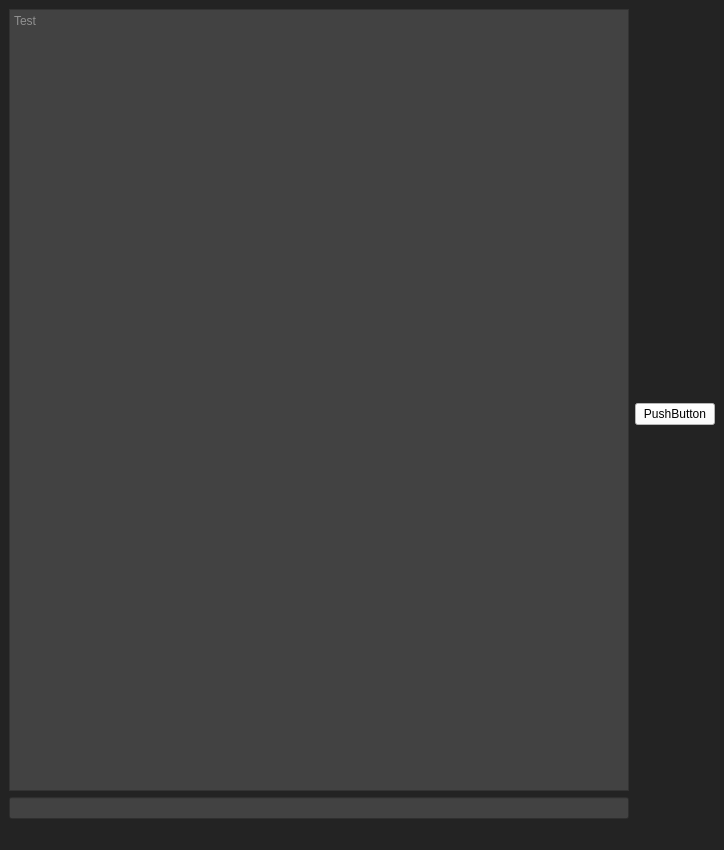
TMGilchrist/comp260-server, file Client/Forms/ClientMain.ui: the form before one commit.
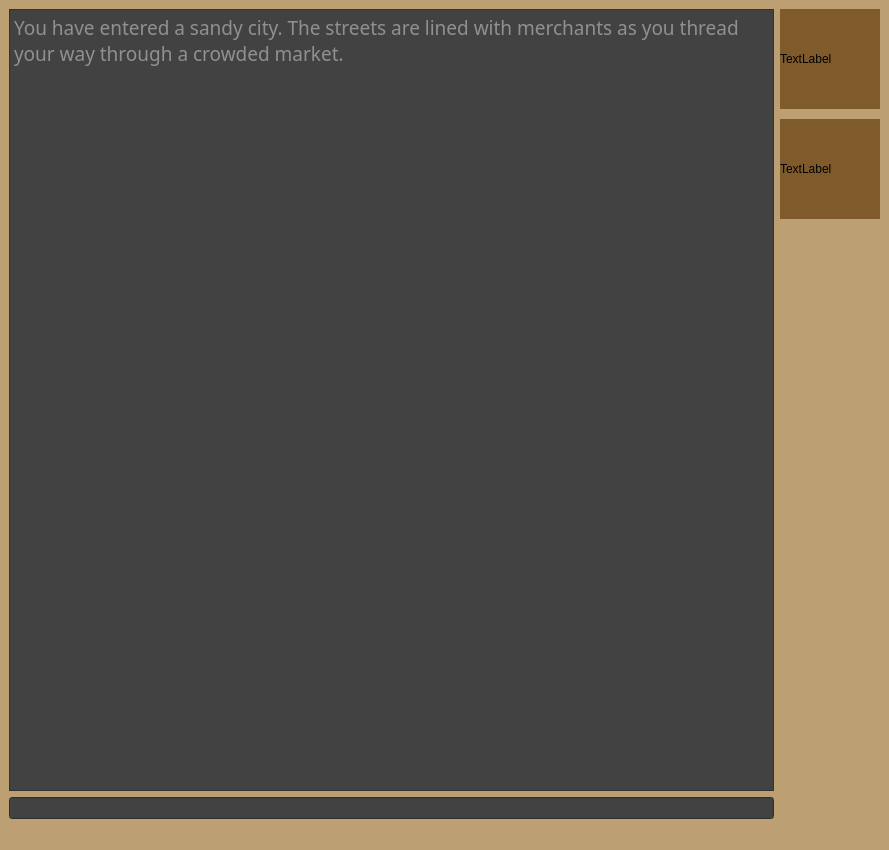
The form after the commit.

Patch:
```diff
--- a/Client/Forms/ClientMain.ui
+++ b/Client/Forms/ClientMain.ui
@@ -6,7 +6,7 @@
    <rect>
     <x>0</x>
     <y>0</y>
-    <width>724</width>
+    <width>889</width>
     <height>850</height>
    </rect>
   </property>
@@ -20,7 +20,7 @@
    <string>MangoMUD</string>
   </property>
   <property name="styleSheet">
-   <string notr="true">background-color: rgb(35, 35, 35);</string>
+   <string notr="true">background-color: rgb(188, 160, 115);</string>
   </property>
   <widget class="QWidget" name="centralwidget">
    <property name="cursor">
@@ -29,6 +29,9 @@
    <layout class="QHBoxLayout" name="horizontalLayout">
     <item>
      <layout class="QVBoxLayout" name="inputLayoutVert">
+      <property name="sizeConstraint">
+       <enum>QLayout::SetDefaultConstraint</enum>
+      </property>
       <item>
        <widget class="QTextEdit" name="textDisplayMain">
         <property name="maximumSize">
@@ -37,6 +40,15 @@
           <height>16777215</height>
          </size>
         </property>
+        <property name="font">
+         <font>
+          <family>Source Code Pro Black</family>
+          <pointsize>14</pointsize>
+          <weight>10</weight>
+          <italic>false</italic>
+          <bold>false</bold>
+         </font>
+        </property>
         <property name="autoFillBackground">
          <bool>false</bool>
         </property>
@@ -49,12 +61,18 @@
          <bool>true</bool>
         </property>
         <property name="placeholderText">
-         <string extracomment="hi">Test</string>
+         <string>You have entered a sandy city. The streets are lined with merchants as you thread your way through a crowded market.</string>
         </property>
        </widget>
       </item>
       <item>
        <widget class="QLineEdit" name="userInput">
+        <property name="maximumSize">
+         <size>
+          <width>810</width>
+          <height>16777215</height>
+         </size>
+        </property>
         <property name="styleSheet">
          <string notr="true">background-color: rgb(66, 66, 66);
 color: rgb(222, 222, 222);
@@ -65,14 +83,63 @@
      </layout>
     </item>
     <item>
-     <widget class="QPushButton" name="testButton">
-      <property name="styleSheet">
-       <string notr="true">background-color: rgb(255, 255, 255);</string>
+     <layout class="QVBoxLayout" name="sideBarLayoutVert" stretch="0,0">
+      <property name="spacing">
+       <number>10</number>
       </property>
-      <property name="text">
-       <string>PushButton</string>
-      </property>
-     </widget>
+      <item>
+       <widget class="QLabel" name="currentRoomLabel">
+        <property name="sizePolicy">
+         <sizepolicy hsizetype="Preferred" vsizetype="Preferred">
+          <horstretch>0</horstretch>
+          <verstretch>0</verstretch>
+         </sizepolicy>
+        </property>
+        <property name="minimumSize">
+         <size>
+          <width>100</width>
+          <height>100</height>
+         </size>
+        </property>
+        <property name="maximumSize">
+         <size>
+          <width>100</width>
+          <height>100</height>
+         </size>
+        </property>
+        <property name="styleSheet">
+         <string notr="true">background-color: rgb(127, 91, 43);
+font: 87 14pt &quot;Source Code Pro Black&quot;;</string>
+        </property>
+        <property name="text">
+         <string>TextLabel</string>
+        </property>
+       </widget>
+      </item>
+      <item alignment="Qt::AlignTop">
+       <widget class="QLabel" name="playerNameLabel">
+        <property name="minimumSize">
+         <size>
+          <width>100</width>
+          <height>100</height>
+         </size>
+        </property>
+        <property name="maximumSize">
+         <size>
+          <width>100</width>
+          <height>200</height>
+         </size>
+        </property>
+        <property name="styleSheet">
+         <string notr="true">background-color: rgb(127, 91, 43);
+font: 87 14pt &quot;Source Code Pro Black&quot;;</string>
+        </property>
+        <property name="text">
+         <string>TextLabel</string>
+        </property>
+       </widget>
+      </item>
+     </layout>
     </item>
    </layout>
   </widget>
```
Left out of the diff: 2 changed lines with no effect on the pictures.
